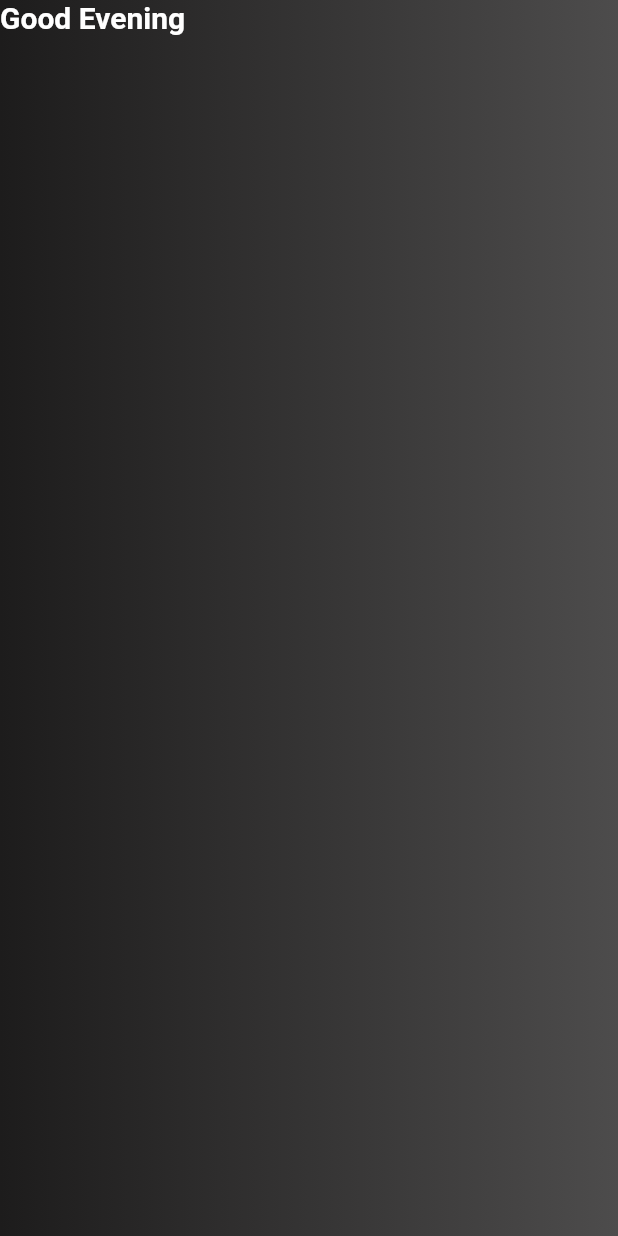
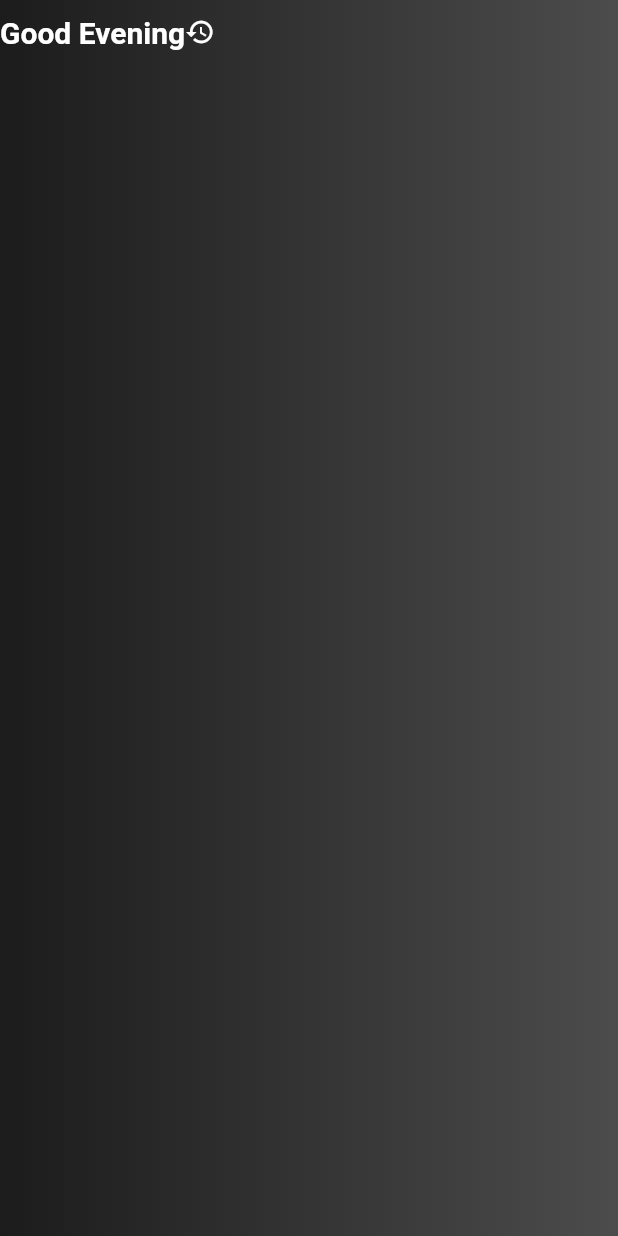
Before and after one commit to kirtijangid/spotify-clone, a Flutter app: the screen it shows after launch, on a phone screen of 412 x 824 dp. Run offline on Flutter 3.47's test engine with Material 2 defaults, Android fonts, the phone set to English and light mode, and no system bars.

Commit message:
adding packages to pubsec.yaml file

```diff
--- a/lib/home/homepage.dart
+++ b/lib/home/homepage.dart
@@ -1,4 +1,5 @@
 import 'package:flutter/material.dart';
+import 'package:spotify_clone/home/widgets/headerAction.dart';
 
 class HomePage extends StatelessWidget {
   const HomePage({super.key});
@@ -13,7 +14,9 @@ class HomePage extends StatelessWidget {
              Color.fromARGB(255, 77, 76, 76)],
           ),
         ),
-        child: ListView(children: [
+        child: ListView(
+          children: [
+            const SizedBox(height: 10),
           Row(
             children: [
               Text('Good Evening',
@@ -21,7 +24,9 @@ class HomePage extends StatelessWidget {
                 color: Colors.white,
                 fontSize: 20,
                 fontWeight: FontWeight.bold
-              ),)
+              ),
+              ),
+              HeaderActions()
             ],
           )
         ]),
--- /dev/null
+++ b/lib/home/widgets/headerAction.dart
@@ -0,0 +1,17 @@
+import 'package:flutter/material.dart';
+
+class HeaderActions extends StatelessWidget {
+  const HeaderActions({super.key});
+
+  @override
+  Widget build(BuildContext context) {
+    return Row(
+      children: [
+        Icon(Icons.history,
+        color: Colors.white,
+        size: 20,),
+        const SizedBox(width: 20,)
+      ],
+    );
+  }
+}
--- a/pubspec.yaml
+++ b/pubspec.yaml
@@ -30,6 +30,12 @@ environment:
 dependencies:
   flutter:
     sdk: flutter
+  audioplayers: ^5.2.0
+  line_icons: ^2.0.3
+  share_plus: ^7.2.1
+  razorpay_flutter: ^1.3.5
+  getwidget: ^4.0.0
+  font_awesome_flutter: ^10.6.0
 
 
   # The following adds the Cupertino Icons font to your application.
```
Also changed, not shown: pubspec.lock, 5 other files.
